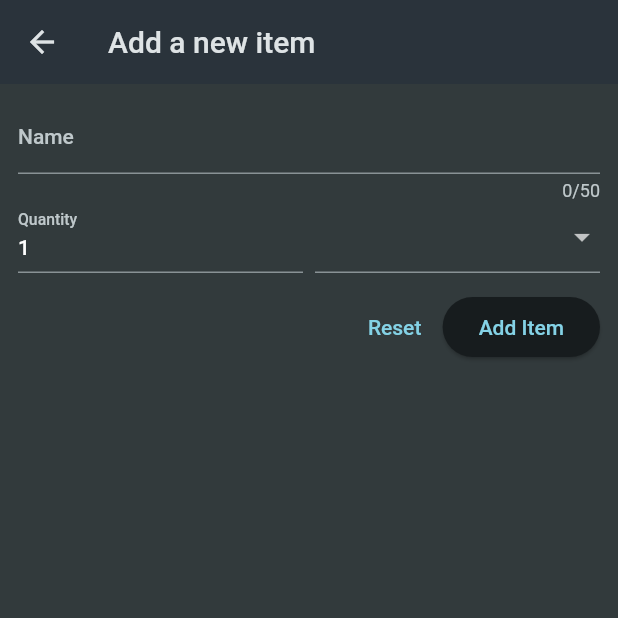
After one commit to max-marschhauser/shopping_list, a Flutter app: the screen it shows after launch, after a tap on the "add" icon, on a phone screen of 412 x 824 dp, the top half of it. The commit adds this screen. Run offline on Flutter 3.47's test engine with Material 2 defaults, Android fonts, the phone set to English and light mode, and no system bars.

Commit message:
added Add new button widget

```diff
--- /dev/null
+++ b/lib/new_item.dart
@@ -0,0 +1,85 @@
+import 'package:flutter/material.dart';
+import 'package:shopping_list/data/categories.dart';
+
+class NewItem extends StatefulWidget {
+  const NewItem({super.key});
+
+  @override
+  State<NewItem> createState() {
+    return _NewItemState();
+  }
+}
+
+class _NewItemState extends State<NewItem> {
+  @override
+  Widget build(BuildContext context) {
+    return Scaffold(
+      appBar: AppBar(
+        title: const Text('Add a new item'),
+      ),
+      body: Padding(
+        padding: const EdgeInsets.all(12),
+        child: Form(
+          child: Column(
+            children: [
+              TextFormField(
+                maxLength: 50,
+                decoration: const InputDecoration(
+                  label: Text('Name'),
+                ),
+                validator: (value) {
+                  return 'Demo...';
+                },
+              ), // instead of TextField() jer je unutar Forme
+              Row(
+                crossAxisAlignment: CrossAxisAlignment.end,
+                children: [
+                  Expanded(
+                    child: TextFormField(
+                      decoration: const InputDecoration(
+                        label: Text('Quantity'),
+                      ),
+                      initialValue: '1',
+                    ),
+                  ),
+                  const SizedBox(width: 8),
+                  Expanded(
+                    child: DropdownButtonFormField(items: [
+                      for (final category in categories
+                          .entries /* entries of Map napravi iterable da bi se moglo loopati kroz mapu */)
+                        DropdownMenuItem(
+                          value: category.value,
+                          child: Row(
+                            children: [
+                              Container(
+                                width: 16,
+                                height: 16,
+                                color: category.value.color,
+                              ),
+                              const SizedBox(width: 6),
+                              Text(category.value.title),
+                            ],
+                          ),
+                        ),
+                    ], onChanged: (value) {}),
+                  ),
+                ],
+              ),
+              const SizedBox(
+                height: 12,
+              ),
+              Row(
+                mainAxisAlignment: MainAxisAlignment.end,
+                children: [
+                  TextButton(onPressed: () {}, child: const Text('Reset')),
+                  ElevatedButton(
+                      onPressed: () {}, child: const Text('Add Item')),
+                ],
+              )
+            ],
+          ),
+        ),
+      ),
+    );
+  }
+}
--- a/lib/widgets/grocery_list.dart
+++ b/lib/widgets/grocery_list.dart
@@ -1,14 +1,34 @@
 import 'package:flutter/material.dart';
 import 'package:shopping_list/data/dummy_items.dart';
+import 'package:shopping_list/new_item.dart';
 
-class GroceryList extends StatelessWidget {
+class GroceryList extends StatefulWidget {
   const GroceryList({super.key});
+
+  @override
+  State<GroceryList> createState() => _GroceryListState();
+}
+
+class _GroceryListState extends State<GroceryList> {
+  void _addItem() {
+    Navigator.of(context).push(
+      MaterialPageRoute(
+        builder: (ctx) => const NewItem(),
+      ),
+    );
+  }
 
   @override
   Widget build(BuildContext context) {
     return Scaffold(
       appBar: AppBar(
         title: const Text('Your Groceries'),
+        actions: [
+          IconButton(
+            onPressed: _addItem,
+            icon: const Icon(Icons.add),
+          ),
+        ],
       ),
       body: ListView.builder(
         itemCount: groceryItems.length,
```
